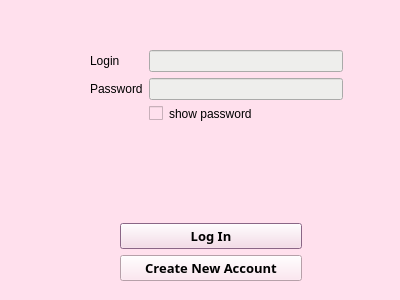
First picture: the form in client/login.ui, repository Taifin/ChitChat, before the edit.
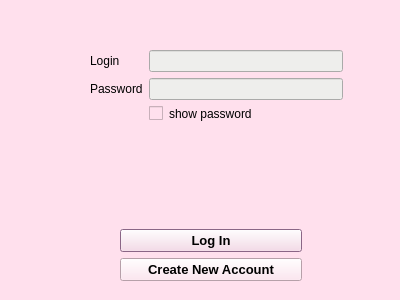
Second picture: the form after the edit.

```diff
--- a/client/login.ui
+++ b/client/login.ui
@@ -107,7 +107,6 @@
      <widget class="QPushButton" name="log_in_button">
       <property name="font">
        <font>
-        <family>Source Code Pro</family>
         <pointsize>10</pointsize>
         <italic>false</italic>
         <bold>true</bold>
@@ -126,7 +125,6 @@
      <widget class="QPushButton" name="create_new_account_button">
       <property name="font">
        <font>
-        <family>Source Code Pro</family>
         <pointsize>10</pointsize>
         <italic>false</italic>
         <bold>true</bold>
```
